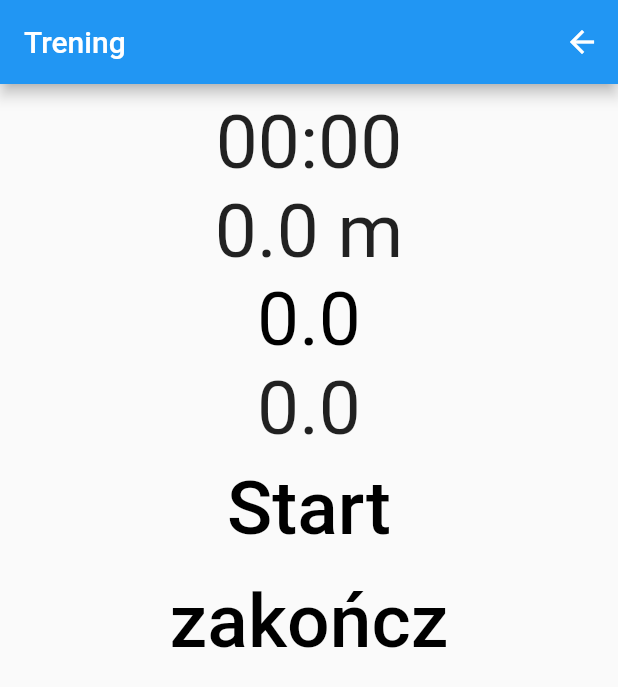
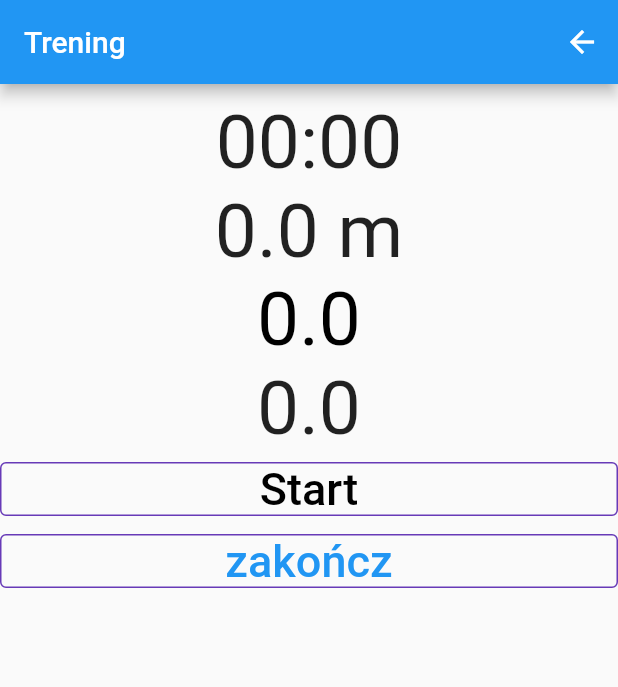
Before and after one commit to piotrnarecki/run4fun, a Flutter app: the TrainingView screen opened directly, on a phone screen of 412 x 824 dp. Shown: the top 687 px of the screen. Run offline on Flutter 3.47's test engine with Material 2 defaults, Android fonts, the phone set to English and light mode, and no system bars; our stand-ins replace cloud_firestore, firebase_auth, firebase_core, geolocator, google_fonts, google_maps_flutter and 2 more; missing offline and left inert: flutter_polyline_points; accounts and stored records are empty.

Commit message:
poprawiono interfejs

```diff
--- a/lib/training_route.dart
+++ b/lib/training_route.dart
@@ -1,6 +1,7 @@
 import 'package:flutter/material.dart';
 import 'package:google_fonts/google_fonts.dart';
 import 'package:google_maps_flutter/google_maps_flutter.dart';
+import 'package:run4fun/widgets.dart';
 import 'after_training_route.dart';
 import 'package:geolocator/geolocator.dart';
 import 'dart:async';
@@ -255,8 +256,7 @@ class TrainingViewState extends State<TrainingView> {
     if (speed != null && distance != null) {
       calories = calories + calculateCalories(seconds, distance, speed);
       return calories.toStringAsFixed(2) + " kcal";
-    }
-    else{
+    } else {
       return "0.0";
     }
   }
@@ -442,14 +442,11 @@ class TrainingViewState extends State<TrainingView> {
           children: [
             Padding(padding: EdgeInsets.only(top: 10.0)),
 
-
             Text(
               getNiceTimeDisplay(seconds),
               style: TextStyle(fontSize: 50),
               textAlign: TextAlign.center,
             ),
-
-
 
             Text(
               getNiceDistanceDisplay(distance),
@@ -457,15 +454,11 @@ class TrainingViewState extends State<TrainingView> {
               textAlign: TextAlign.center,
             ),
 
-
-
             Text(
               getNiceSpeedDisplay(speed),
               style: TextStyle(fontSize: 50, color: colorOfSpeed),
               textAlign: TextAlign.center,
             ),
-
-
 
             Text(
               getNiceCaloriesDisplay(seconds, distance, speed),
@@ -473,25 +466,36 @@ class TrainingViewState extends State<TrainingView> {
               textAlign: TextAlign.center,
             ),
 
+            StyledButton(
+              onPressed: buttonPressed,
+              child: Text(buttonText,
+                  style: TextStyle(fontSize: 30, color: colorOfButton)),
+            ),
 
-
-                TextButton(
-                  onPressed: buttonPressed,
-                  onLongPress: clearDistance,
-                  child: Text(
-                    buttonText,
-                    style: TextStyle(fontSize: 50, color: colorOfButton),
-                  ),
-                ),
-                TextButton(
+            StyledButton(
               onPressed: () {
                 endTraining(context);
               },
-                  child: Text(
-                    "zakończ",
-                    style: TextStyle(fontSize: 50, color: Colors.black),
+              child: Text('zakończ', style: TextStyle(fontSize: 30)),
             ),
-                ),
+
+            // TextButton(
+            //   onPressed: buttonPressed,
+            //   onLongPress: clearDistance,
+            //   child: Text(
+            //     buttonText,
+            //     style: TextStyle(fontSize: 50, color: colorOfButton),
+            //   ),
+            // ),
+            // TextButton(
+            //   onPressed: () {
+            //     endTraining(context);
+            //   },
+            //   child: Text(
+            //     "zakończ",
+            //     style: TextStyle(fontSize: 50, color: Colors.black),
+            //   ),
+            // ),
           ],
         ),
       )),
```
Also changed, not shown: lib/after_training_route.dart (+13 -3 lines). Lines whose indentation alone changed are shown as unchanged.
